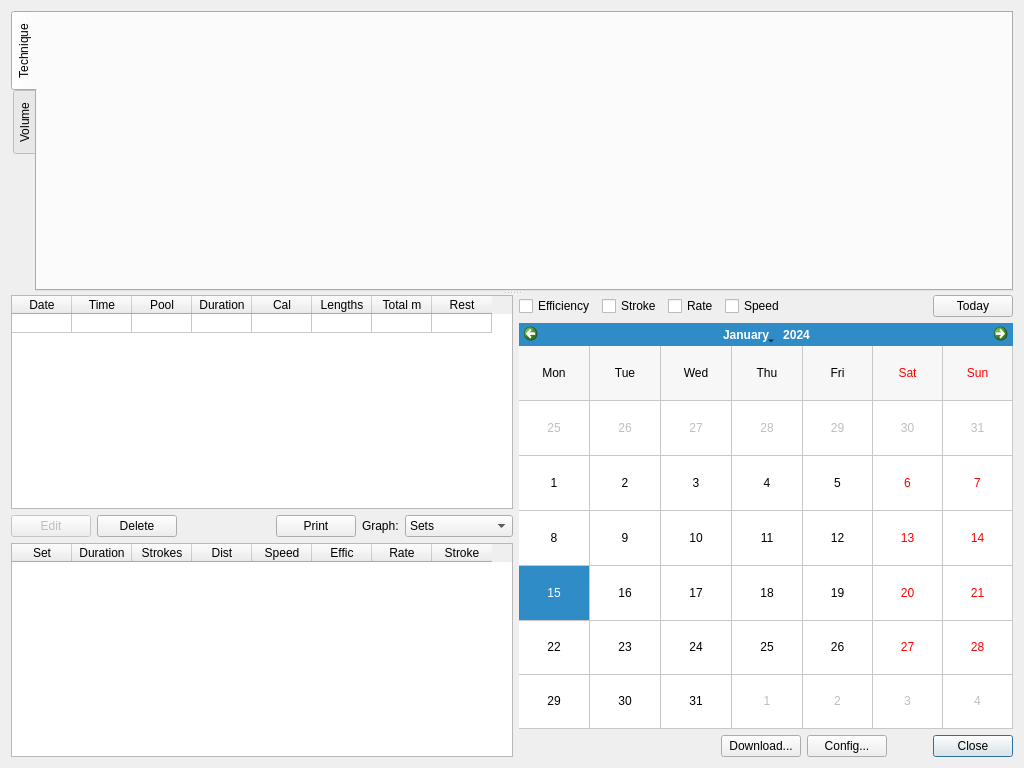
Qt form ui/summary.ui (ihewitt/poolviewer) before a commit.
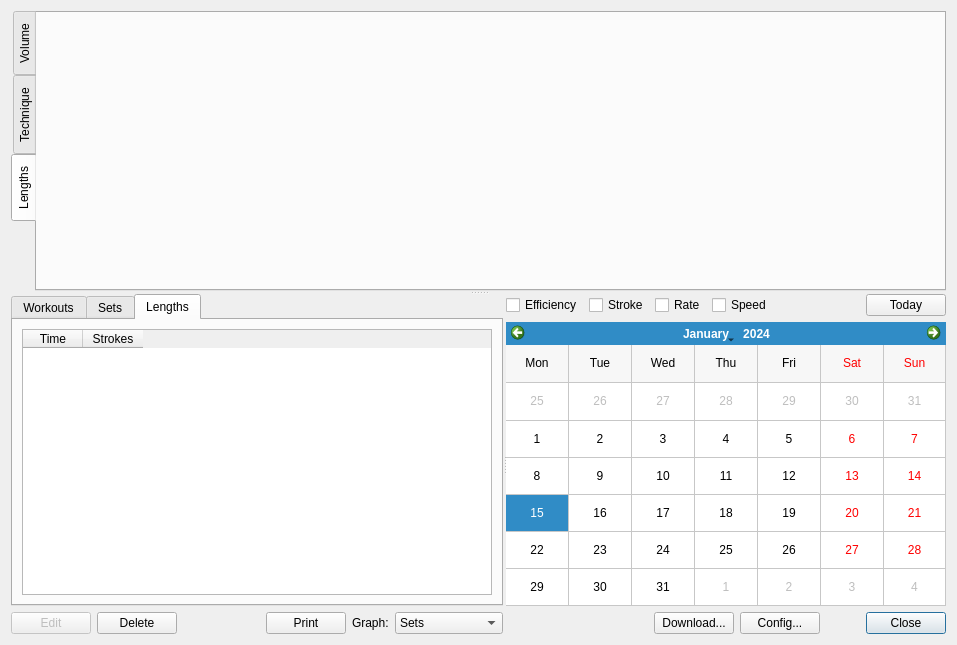
The same form after that commit. The open tabs and pages were chosen to show the change. Custom widgets are drawn as their Qt base class.

Commit message: Initial changes for PoolmateLive length support.

```diff
--- a/ui/summary.ui
+++ b/ui/summary.ui
@@ -6,26 +6,59 @@
    <rect>
     <x>0</x>
     <y>0</y>
-    <width>1024</width>
-    <height>768</height>
+    <width>957</width>
+    <height>645</height>
    </rect>
   </property>
+  <property name="sizePolicy">
+   <sizepolicy hsizetype="Preferred" vsizetype="Preferred">
+    <horstretch>0</horstretch>
+    <verstretch>0</verstretch>
+   </sizepolicy>
+  </property>
+  <property name="minimumSize">
+   <size>
+    <width>957</width>
+    <height>645</height>
+   </size>
+  </property>
   <property name="windowTitle">
    <string>PoolMate Viewer</string>
   </property>
-  <layout class="QGridLayout" name="gridLayout">
+  <property name="sizeGripEnabled">
+   <bool>false</bool>
+  </property>
+  <layout class="QGridLayout" name="gridLayout_2">
    <item row="0" column="0">
-    <widget class="QSplitter" name="splitter">
+    <widget class="QSplitter" name="main_splitter">
+     <property name="sizePolicy">
+      <sizepolicy hsizetype="Expanding" vsizetype="Expanding">
+       <horstretch>0</horstretch>
+       <verstretch>0</verstretch>
+      </sizepolicy>
+     </property>
+     <property name="maximumSize">
+      <size>
+       <width>16777215</width>
+       <height>16777215</height>
+      </size>
+     </property>
+     <property name="frameShape">
+      <enum>QFrame::NoFrame</enum>
+     </property>
+     <property name="frameShadow">
+      <enum>QFrame::Sunken</enum>
+     </property>
+     <property name="lineWidth">
+      <number>1</number>
+     </property>
      <property name="orientation">
       <enum>Qt::Vertical</enum>
      </property>
+     <property name="handleWidth">
+      <number>3</number>
+     </property>
      <widget class="QTabWidget" name="tabs">
-      <property name="sizePolicy">
-       <sizepolicy hsizetype="Expanding" vsizetype="Maximum">
-        <horstretch>0</horstretch>
-        <verstretch>0</verstretch>
-       </sizepolicy>
-      </property>
       <property name="minimumSize">
        <size>
         <width>0</width>
@@ -38,16 +71,6 @@
       <property name="currentIndex">
        <number>1</number>
       </property>
-      <widget class="QWidget" name="technique">
-       <attribute name="title">
-        <string>Technique</string>
-       </attribute>
-       <layout class="QHBoxLayout" name="horizontalLayout">
-        <item>
-         <widget class="GraphWidget" name="graphWidget" native="true"/>
-        </item>
-       </layout>
-      </widget>
       <widget class="QWidget" name="volume">
        <attribute name="title">
         <string>Volume</string>
@@ -58,19 +81,54 @@
         </item>
        </layout>
       </widget>
-     </widget>
+      <widget class="QWidget" name="technique">
+       <attribute name="title">
+        <string>Technique</string>
+       </attribute>
+       <layout class="QHBoxLayout" name="horizontalLayout">
+        <item>
+         <widget class="GraphWidget" name="graphWidget" native="true"/>
+        </item>
+       </layout>
+      </widget>
+      <widget class="QWidget" name="lengths">
+       <attribute name="title">
+        <string>Lengths</string>
+       </attribute>
+       <layout class="QHBoxLayout" name="horizontalLayout_4">
+        <item>
+         <widget class="GraphWidget" name="lengthWidget" native="true"/>
+        </item>
+       </layout>
+      </widget>
+     </widget>
+     <widget class="QSplitter" name="lower_splitter">
+      <property name="maximumSize">
+       <size>
+        <width>16777215</width>
+        <height>16777215</height>
+       </size>
+      </property>
+      <property name="orientation">
+       <enum>Qt::Horizontal</enum>
+      </property>
+      <property name="handleWidth">
+       <number>3</number>
+      </property>
      <widget class="QWidget" name="layoutWidget">
-      <layout class="QHBoxLayout" name="bottomLayout">
-       <item>
         <layout class="QVBoxLayout" name="verticalLayout">
          <item>
+         <widget class="QTabWidget" name="tabWidget">
+          <property name="currentIndex">
+           <number>0</number>
+          </property>
+          <widget class="QWidget" name="tab">
+           <attribute name="title">
+            <string>Workouts</string>
+           </attribute>
+           <layout class="QGridLayout" name="gridLayout_3">
+            <item row="0" column="0">
           <widget class="QTableWidget" name="workoutGrid">
-           <property name="minimumSize">
-            <size>
-             <width>502</width>
-             <height>0</height>
-            </size>
-           </property>
            <property name="alternatingRowColors">
             <bool>true</bool>
            </property>
@@ -181,6 +239,118 @@
            </item>
           </widget>
          </item>
+           </layout>
+          </widget>
+          <widget class="QWidget" name="tab_2">
+           <attribute name="title">
+            <string>Sets</string>
+           </attribute>
+           <layout class="QGridLayout" name="gridLayout_4">
+            <item row="0" column="0">
+             <widget class="QTableWidget" name="setGrid">
+              <property name="alternatingRowColors">
+               <bool>true</bool>
+              </property>
+              <property name="selectionBehavior">
+               <enum>QAbstractItemView::SelectRows</enum>
+              </property>
+              <attribute name="horizontalHeaderDefaultSectionSize">
+               <number>60</number>
+              </attribute>
+              <attribute name="horizontalHeaderMinimumSectionSize">
+               <number>30</number>
+              </attribute>
+              <attribute name="verticalHeaderVisible">
+               <bool>false</bool>
+              </attribute>
+              <attribute name="verticalHeaderDefaultSectionSize">
+               <number>19</number>
+              </attribute>
+              <column>
+               <property name="text">
+                <string>Set</string>
+               </property>
+              </column>
+              <column>
+               <property name="text">
+                <string>Duration</string>
+               </property>
+              </column>
+              <column>
+               <property name="text">
+                <string>Strokes</string>
+               </property>
+              </column>
+              <column>
+               <property name="text">
+                <string>Dist</string>
+               </property>
+              </column>
+              <column>
+               <property name="text">
+                <string>Speed</string>
+               </property>
+              </column>
+              <column>
+               <property name="text">
+                <string>Effic</string>
+               </property>
+              </column>
+              <column>
+               <property name="text">
+                <string>Rate</string>
+               </property>
+              </column>
+              <column>
+               <property name="text">
+                <string>Stroke</string>
+               </property>
+              </column>
+             </widget>
+            </item>
+           </layout>
+          </widget>
+          <widget class="QWidget" name="tab_3">
+           <attribute name="title">
+            <string>Lengths</string>
+           </attribute>
+           <layout class="QGridLayout" name="gridLayout_5">
+            <item row="0" column="0">
+             <widget class="QTableWidget" name="lengthGrid">
+              <property name="alternatingRowColors">
+               <bool>true</bool>
+              </property>
+              <property name="selectionBehavior">
+               <enum>QAbstractItemView::SelectRows</enum>
+              </property>
+              <attribute name="horizontalHeaderDefaultSectionSize">
+               <number>60</number>
+              </attribute>
+              <attribute name="horizontalHeaderMinimumSectionSize">
+               <number>30</number>
+              </attribute>
+              <attribute name="verticalHeaderVisible">
+               <bool>false</bool>
+              </attribute>
+              <attribute name="verticalHeaderDefaultSectionSize">
+               <number>19</number>
+              </attribute>
+              <column>
+               <property name="text">
+                <string>Time</string>
+               </property>
+              </column>
+              <column>
+               <property name="text">
+                <string>Strokes</string>
+               </property>
+              </column>
+             </widget>
+            </item>
+           </layout>
+          </widget>
+         </widget>
+        </item>
          <item>
           <layout class="QHBoxLayout" name="buttonLayout2">
            <item>
@@ -264,77 +434,9 @@
            </item>
           </layout>
          </item>
-         <item>
-          <widget class="QTableWidget" name="setGrid">
-           <property name="minimumSize">
-            <size>
-             <width>501</width>
-             <height>0</height>
-            </size>
-           </property>
-           <property name="alternatingRowColors">
-            <bool>true</bool>
-           </property>
-           <property name="selectionBehavior">
-            <enum>QAbstractItemView::SelectRows</enum>
-           </property>
-           <attribute name="horizontalHeaderDefaultSectionSize">
-            <number>60</number>
-           </attribute>
-           <attribute name="horizontalHeaderMinimumSectionSize">
-            <number>30</number>
-           </attribute>
-           <attribute name="verticalHeaderVisible">
-            <bool>false</bool>
-           </attribute>
-           <attribute name="verticalHeaderDefaultSectionSize">
-            <number>19</number>
-           </attribute>
-           <column>
-            <property name="text">
-             <string>Set</string>
-            </property>
-           </column>
-           <column>
-            <property name="text">
-             <string>Duration</string>
-            </property>
-           </column>
-           <column>
-            <property name="text">
-             <string>Strokes</string>
-            </property>
-           </column>
-           <column>
-            <property name="text">
-             <string>Dist</string>
-            </property>
-           </column>
-           <column>
-            <property name="text">
-             <string>Speed</string>
-            </property>
-           </column>
-           <column>
-            <property name="text">
-             <string>Effic</string>
-            </property>
-           </column>
-           <column>
-            <property name="text">
-             <string>Rate</string>
-            </property>
-           </column>
-           <column>
-            <property name="text">
-             <string>Stroke</string>
-            </property>
-           </column>
-          </widget>
-         </item>
-        </layout>
-       </item>
-       <item>
+       </layout>
+      </widget>
+      <widget class="QWidget" name="layoutWidget">
         <layout class="QVBoxLayout" name="calendarLayout">
          <item>
           <layout class="QHBoxLayout" name="horizontalLayout_3">
@@ -480,8 +582,7 @@
           </layout>
          </item>
         </layout>
-       </item>
-      </layout>
+      </widget>
      </widget>
     </widget>
    </item>
```
Left out of the diff: 100 changed lines with no effect on the pictures. Lines whose indentation alone changed are shown as unchanged. The commit also changes 5 other files.
